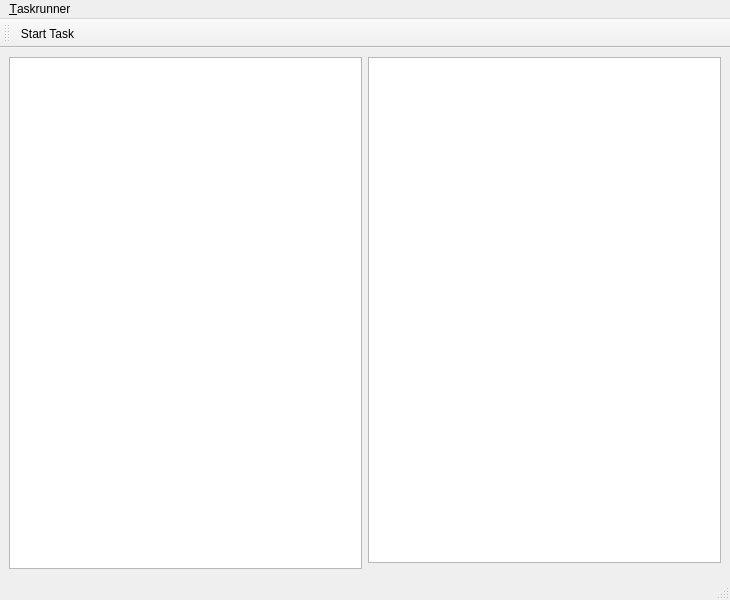
The window that gui/taskrunner/ui_taskgui.ui (Ulm-IQO/qudi) describes before a commit, drawn with Qt 5.
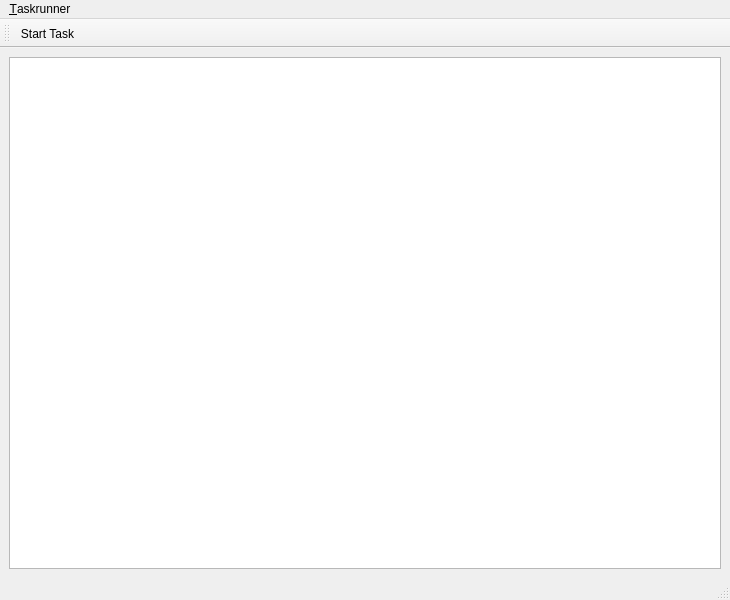
The same window after the commit. Icons and pictures are not drawn.

Diff of the .ui file:
```diff
--- a/gui/taskrunner/ui_taskgui.ui
+++ b/gui/taskrunner/ui_taskgui.ui
@@ -18,9 +18,6 @@
     <item row="0" column="0" rowspan="2">
      <widget class="QListView" name="itaskListView"/>
     </item>
-    <item row="0" column="1">
-     <widget class="QListView" name="pptaskListView"/>
-    </item>
    </layout>
   </widget>
   <widget class="QMenuBar" name="menubar">
```
